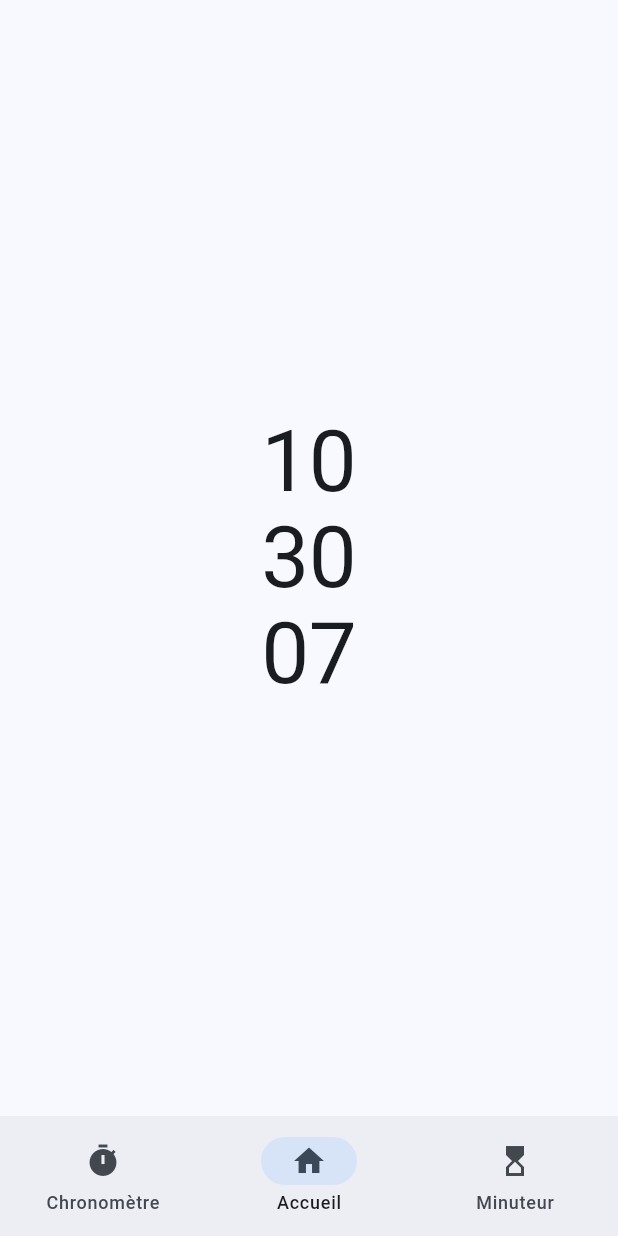
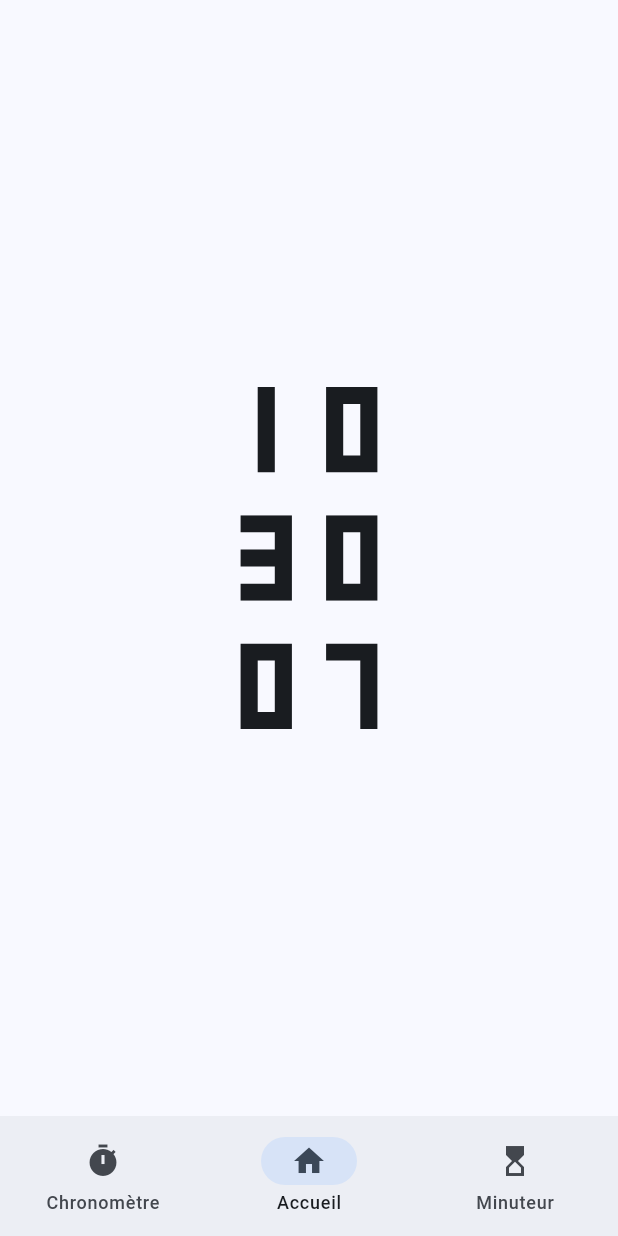
Before and after one commit to Natouche68/click-clock, a Flutter app: the screen it shows after launch, on a phone screen of 412 x 824 dp. Run offline on Flutter 3.47's test engine with Material 3 defaults, Android fonts, the phone set to English and light mode, and no system bars; our stand-ins replace carousel_slider, flutter_svg.

Commit message:
Change font for the clock

```diff
--- a/lib/home.dart
+++ b/lib/home.dart
@@ -1,5 +1,6 @@
 import 'dart:async';
 import 'package:flutter/material.dart';
+import 'package:flutter_svg/flutter_svg.dart';
 
 class Home extends StatefulWidget {
   const Home({super.key});
@@ -44,23 +45,74 @@ class _HomeState extends State<Home> {
   @override
   Widget build(BuildContext context) {
     final theme = Theme.of(context);
-    final clockStyle = theme.textTheme.displayLarge;
+    final clockStyle = theme.textTheme.displayLarge!;
 
     return Center(
       child: Column(
         mainAxisAlignment: MainAxisAlignment.center,
         children: [
-          Text(
-            hour,
-            style: clockStyle,
+          Row(
+            mainAxisSize: MainAxisSize.min,
+            children: [
+              SvgPicture.asset(
+                "assets/${hour[0]}.svg",
+                semanticsLabel: hour[0],
+                height: clockStyle.fontSize,
+                colorFilter:
+                    ColorFilter.mode(clockStyle.color!, BlendMode.srcIn),
+              ),
+              SvgPicture.asset(
+                "assets/${hour[1]}.svg",
+                semanticsLabel: hour[1],
+                height: clockStyle.fontSize,
+                colorFilter:
+                    ColorFilter.mode(clockStyle.color!, BlendMode.srcIn),
+              ),
+            ],
           ),
-          Text(
-            minute,
-            style: clockStyle,
+          SizedBox(
+            height: clockStyle.fontSize! / 2,
           ),
-          Text(
-            second,
-            style: clockStyle,
+          Row(
+            mainAxisSize: MainAxisSize.min,
+            children: [
+              SvgPicture.asset(
+                "assets/${minute[0]}.svg",
+                semanticsLabel: minute[0],
+                height: clockStyle.fontSize,
+                colorFilter:
+                    ColorFilter.mode(clockStyle.color!, BlendMode.srcIn),
+              ),
+              SvgPicture.asset(
+                "assets/${minute[1]}.svg",
+                semanticsLabel: minute[1],
+                height: clockStyle.fontSize,
+                colorFilter:
+                    ColorFilter.mode(clockStyle.color!, BlendMode.srcIn),
+              ),
+            ],
+          ),
+          SizedBox(
+            height: clockStyle.fontSize! / 2,
+          ),
+          Row(
+            mainAxisSize: MainAxisSize.min,
+            children: [
+              SvgPicture.asset(
+                "assets/${second[0]}.svg",
+                semanticsLabel: second[0],
+                height: clockStyle.fontSize,
+                colorFilter:
+                    ColorFilter.mode(clockStyle.color!, BlendMode.srcIn),
+              ),
+              SvgPicture.asset(
+                "assets/${second[1]}.svg",
+                semanticsLabel: second[1],
+                height: clockStyle.fontSize,
+                colorFilter:
+                    ColorFilter.mode(clockStyle.color!, BlendMode.srcIn),
+              ),
+            ],
           ),
         ],
       ),
--- a/pubspec.yaml
+++ b/pubspec.yaml
@@ -11,6 +11,7 @@ dependencies:
   carousel_slider: ^4.2.1
   flutter:
     sdk: flutter
+  flutter_svg: ^2.0.10+1
 
 dev_dependencies:
   flutter_test:
@@ -20,3 +21,6 @@ dev_dependencies:
 
 flutter:
   uses-material-design: true
+
+  assets:
+    - assets/
```
Also changed, not shown: assets/0.svg (added), assets/1.svg (added), assets/2.svg (added), assets/3.svg (added), assets/4.svg (added), assets/5.svg (added), assets/6.svg (added), assets/7.svg (added), assets/8.svg (added), assets/9.svg (added), pubspec.lock.
